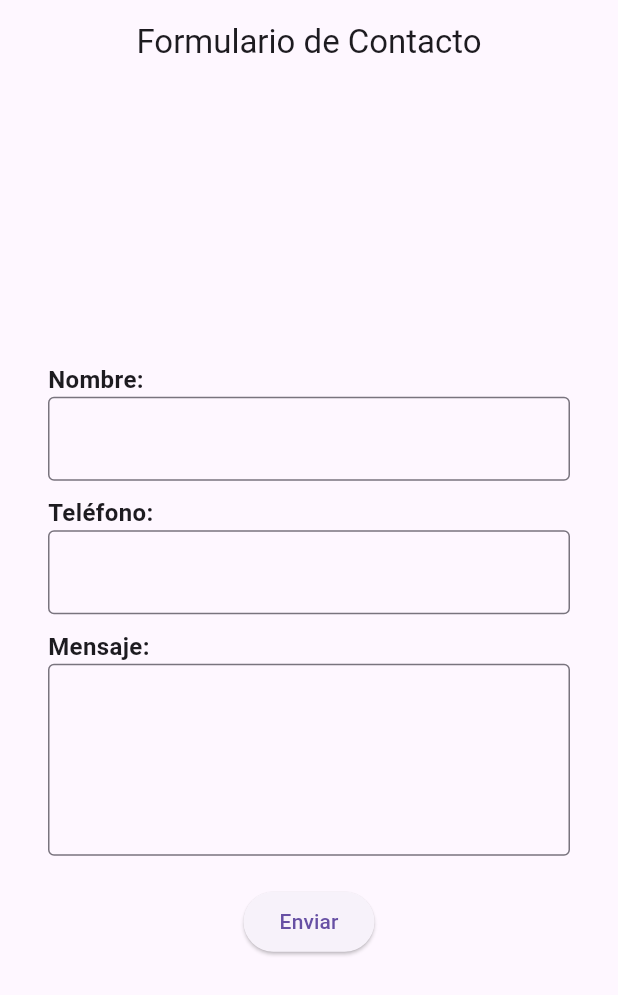
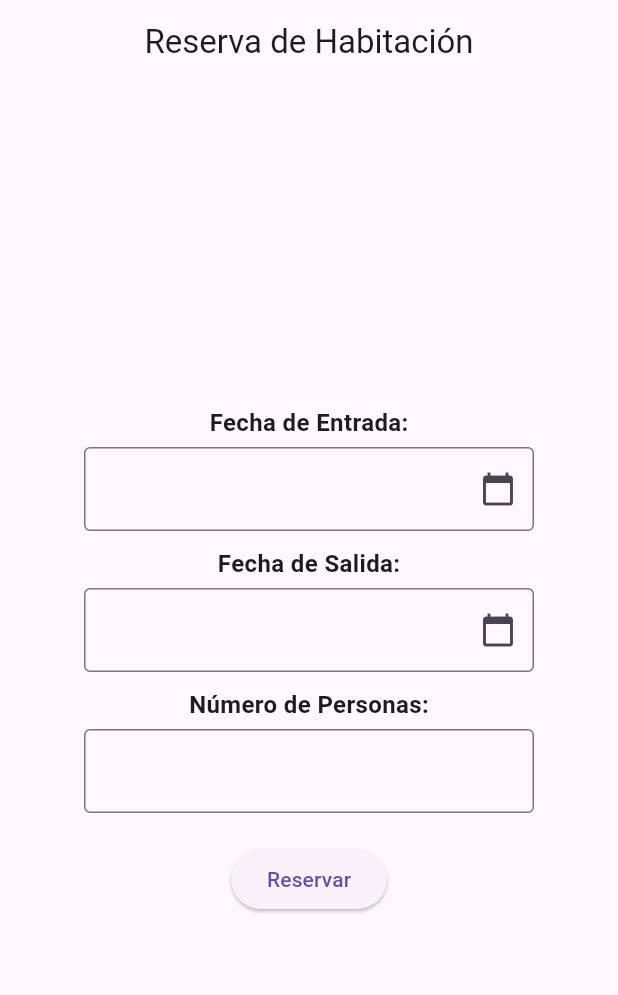
Before and after one commit to LuisGM875/aplicaciones_con_flutter, a Flutter app: the screen it shows after launch, on a phone screen of 412 x 824 dp. Shown: the top 995 px of the screen. Run offline on Flutter 3.47's test engine with Material 3 defaults, Android fonts, the phone set to English and light mode, and no system bars.

Commit message:
feat: add view for reservation hotel form

```diff
--- a/lib/main.dart
+++ b/lib/main.dart
@@ -1,9 +1,8 @@
 import 'package:flutter/material.dart';
-import 'package:flutter_web_plugins/flutter_web_plugins.dart';
-import 'dart:ui' as ui;
+import 'package:flutter/services.dart';
+import 'package:intl/intl.dart';
 
 void main() {
-  setUrlStrategy(PathUrlStrategy());
   runApp(MyApp());
 }
 
@@ -12,86 +11,89 @@ class MyApp extends StatelessWidget {
   Widget build(BuildContext context) {
     return MaterialApp(
       debugShowCheckedModeBanner: false,
-      home: ContactForm(),
+      home: HotelReservationForm(),
     );
   }
 }
 
-class ContactForm extends StatefulWidget {
+class HotelReservationForm extends StatefulWidget {
   @override
-  _ContactFormState createState() => _ContactFormState();
+  _HotelReservationFormState createState() => _HotelReservationFormState();
 }
 
-class _ContactFormState extends State<ContactForm> {
+class _HotelReservationFormState extends State<HotelReservationForm> {
   final _formKey = GlobalKey<FormState>();
-  final TextEditingController _nameController = TextEditingController();
-  final TextEditingController _phoneController = TextEditingController();
-  final TextEditingController _messageController = TextEditingController();
+  final TextEditingController _checkinController = TextEditingController();
+  final TextEditingController _checkoutController = TextEditingController();
+  final TextEditingController _personsController = TextEditingController();
 
   void _submitForm() {
     if (_formKey.currentState!.validate()) {
-      String name = _nameController.text;
-      String phone = _phoneController.text;
-      String message = _messageController.text;
+      String checkin = _checkinController.text;
+      String checkout = _checkoutController.text;
+      String persons = _personsController.text;
 
-      print("Nombre: $name");
-      print("Teléfono: $phone");
-      print("Mensaje: $message");
+      print("Fecha de Entrada: $checkin");
+      print("Fecha de Salida: $checkout");
+      print("Número de Personas: $persons");
 
       ScaffoldMessenger.of(context).showSnackBar(
-        SnackBar(content: Text('Formulario enviado con éxito')),
+        SnackBar(content: Text('Reserva enviada con éxito')),
       );
 
-      _nameController.clear();
-      _phoneController.clear();
-      _messageController.clear();
+      _checkinController.clear();
+      _checkoutController.clear();
+      _personsController.clear();
+    }
+  }
+
+  Future<void> _selectDate(BuildContext context, TextEditingController controller) async {
+    DateTime? picked = await showDatePicker(
+      context: context,
+      initialDate: DateTime.now(),
+      firstDate: DateTime(2000),
+      lastDate: DateTime(2101),
+    );
+    if (picked != null) {
+      setState(() {
+        controller.text = DateFormat('yyyy-MM-dd').format(picked);
+      });
     }
   }
 
   @override
   Widget build(BuildContext context) {
     return Scaffold(
-      appBar: AppBar(title: Center(child: Text('Formulario de Contacto'))),
+      appBar: AppBar(title: Center(child: Text('Reserva de Habitación'))),
       body: Center(
         child: Padding(
           padding: EdgeInsets.all(16.0),
           child: Form(
             key: _formKey,
-            child: ListView(
-              shrinkWrap: true,
-              padding: EdgeInsets.symmetric(horizontal: 16.0),
+            child: Column(
+              mainAxisSize: MainAxisSize.min,
+              crossAxisAlignment: CrossAxisAlignment.center,
               children: [
-                Center(
-                  child: _buildTextField(
-                    label: 'Nombre:',
-                    controller: _nameController,
-                    validator: (value) => value!.isEmpty ? 'Ingrese su nombre' : null,
-                  ),
+                _buildDateField(
+                  label: 'Fecha de Entrada:',
+                  controller: _checkinController,
                 ),
                 SizedBox(height: 10),
-                Center(
-                  child: _buildTextField(
-                    label: 'Teléfono:',
-                    controller: _phoneController,
-                    keyboardType: TextInputType.phone,
-                    validator: (value) => value!.isEmpty ? 'Ingrese su número de teléfono' : null,
-                  ),
+                _buildDateField(
+                  label: 'Fecha de Salida:',
+                  controller: _checkoutController,
                 ),
                 SizedBox(height: 10),
-                Center(
-                  child: _buildTextField(
-                    label: 'Mensaje:',
-                    controller: _messageController,
-                    maxLines: 4,
-                    validator: (value) => value!.isEmpty ? 'Ingrese su mensaje' : null,
-                  ),
+                _buildTextField(
+                  label: 'Número de Personas:',
+                  controller: _personsController,
+                  inputType: TextInputType.number,
+                  inputFormatters: [FilteringTextInputFormatter.digitsOnly],
                 ),
                 SizedBox(height: 20),
-                Center(
-                  child: ElevatedButton(
-                    onPressed: _submitForm,
-                    child: Text('Enviar'),
-                  ),
+                ElevatedButton(
+                  onPressed: _submitForm,
+                  child: Text('Reservar'),
                 ),
               ],
             ),
@@ -101,28 +103,61 @@ class _ContactFormState extends State<ContactForm> {
     );
   }
 
-  Widget _buildTextField({
+  Widget _buildDateField({
     required String label,
     required TextEditingController controller,
-    TextInputType keyboardType = TextInputType.text,
-    int maxLines = 1,
-    required String? Function(String?) validator,
   }) {
     return Column(
-      crossAxisAlignment: CrossAxisAlignment.start,
+      crossAxisAlignment: CrossAxisAlignment.center,
       children: [
         Text(
           label,
           style: TextStyle(fontSize: 16, fontWeight: FontWeight.bold),
         ),
-        Container(
-          width: 400,
+        SizedBox(height: 5),
+        SizedBox(
+          width: 300,
           child: TextFormField(
             controller: controller,
-            keyboardType: keyboardType,
-            maxLines: maxLines,
+            readOnly: true,
+            decoration: InputDecoration(
+              border: OutlineInputBorder(),
+              suffixIcon: IconButton(
+                icon: Icon(Icons.calendar_today),
+                onPressed: () => _selectDate(context, controller),
+              ),
+            ),
+            validator: (value) =>
+                value!.isEmpty ? 'Este campo es obligatorio' : null,
+          ),
+        ),
+      ],
+    );
+  }
+
+  Widget _buildTextField({
+    required String label,
+    required TextEditingController controller,
+    TextInputType inputType = TextInputType.text,
+    List<TextInputFormatter>? inputFormatters,
+  }) {
+    return Column(
+      crossAxisAlignment: CrossAxisAlignment.center,
+      children: [
+        Text(
+          label,
+          style: TextStyle(fontSize: 16, fontWeight: FontWeight.bold),
+        ),
+        SizedBox(height: 5),
+        SizedBox(
+          width: 300,
+          child: TextFormField(
+            controller: controller,
+            keyboardType: inputType,
+            inputFormatters: inputFormatters,
             decoration: InputDecoration(border: OutlineInputBorder()),
-            validator: validator,
+            validator: (value) =>
+                value!.isEmpty ? 'Este campo es obligatorio' : null,
           ),
         ),
       ],
--- a/pubspec.yaml
+++ b/pubspec.yaml
@@ -9,6 +9,7 @@ environment:
 dependencies:
   flutter:
     sdk: flutter
+  intl: ^0.17.0
 
   flutter_web_plugins:
     sdk: flutter
```
Also changed, not shown: pubspec.lock.
